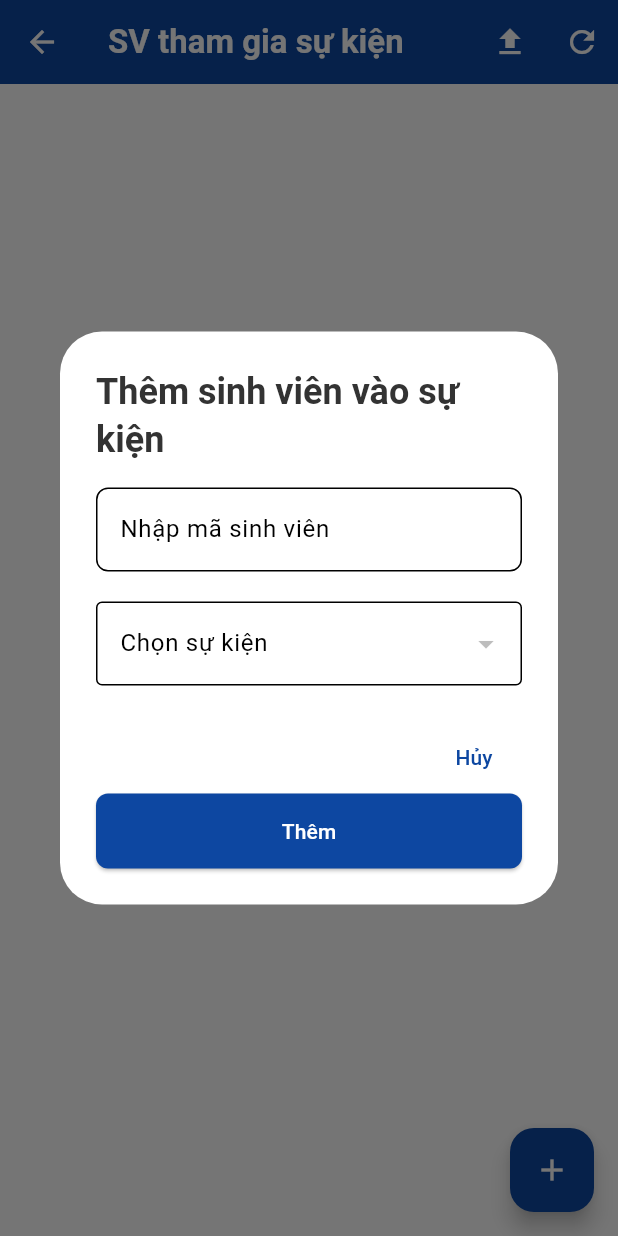
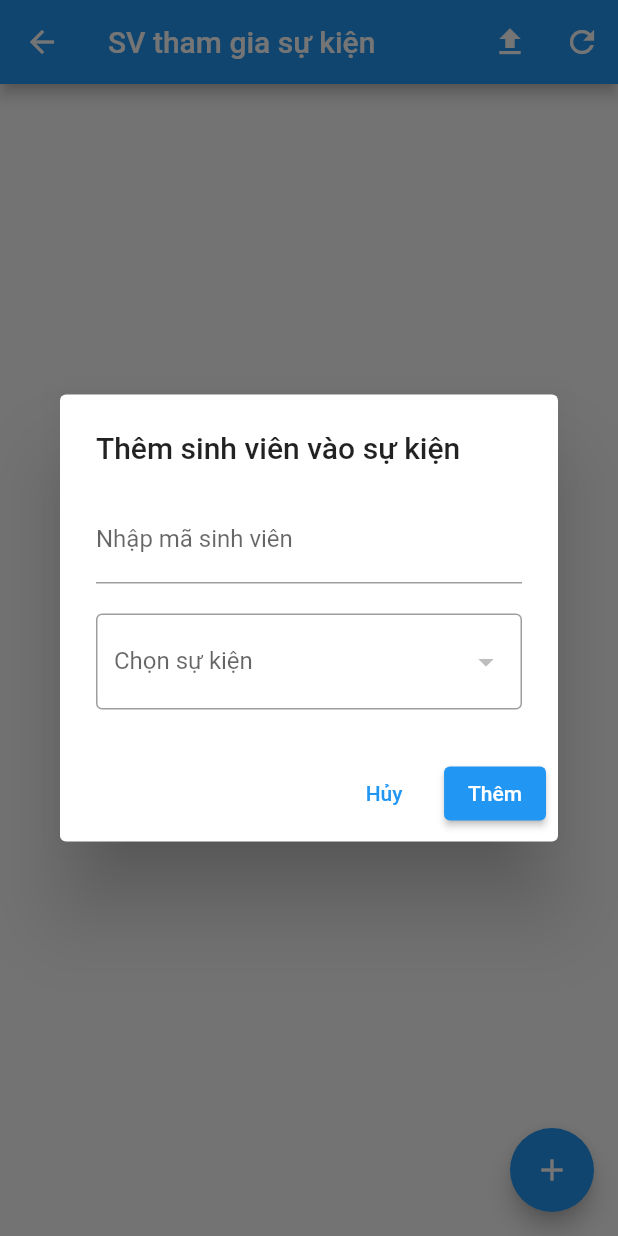
Before and after one commit to nemobutnoem/student_attendance, a Flutter app: the StudentInEventScreen screen opened directly, after a tap on the "add" icon, on a phone screen of 412 x 824 dp. Run offline on Flutter 3.47's test engine with Material 3 defaults, Android fonts, the phone set to English and light mode, and no system bars; our stand-ins replace file_picker, supabase_flutter; missing offline and left inert: excel; accounts and stored records are empty.

Commit message:
Fix sọc đen vàng

```diff
--- a/lib/main.dart
+++ b/lib/main.dart
@@ -15,7 +15,6 @@ Future<void> main() async {
 
   runApp(const MyApp());
 
-  runApp(const MyApp());
 }
 
 class MyApp extends StatelessWidget {
@@ -25,7 +24,9 @@ class MyApp extends StatelessWidget {
   Widget build(BuildContext context) {
     return MaterialApp(
       title: 'Quản lý Sự kiện Sinh viên',
-      theme: buildAppTheme(),
+      theme: ThemeData(
+        useMaterial3: false, // tắt M3 về M2
+      ),
       home: const HomeScreen(),
       debugShowCheckedModeBanner: false,
     );
--- a/lib/screen/student_in_event_screen.dart
+++ b/lib/screen/student_in_event_screen.dart
@@ -57,15 +57,14 @@ class _StudentInEventScreenState extends State<StudentInEventScreen> {
   Widget build(BuildContext context) {
     return Scaffold(
       appBar: AppBar(
-        title: Text('SV tham gia sự kiện'),
+        title: const Text('SV tham gia sự kiện'),
         actions: [
           IconButton(
             icon: const Icon(Icons.file_upload),
             onPressed: () async {
               try {
-                // Gọi hàm import Excel
-                await _service.importStudentsFromExcel(); // hàm bulk import bạn đã viết
-                _loadData(); // refresh sau khi import
+                await _service.importStudentsFromExcel();
+                _loadData();
                 ScaffoldMessenger.of(context).showSnackBar(
                   const SnackBar(content: Text('Import Excel thành công!')),
                 );
@@ -91,7 +90,9 @@ class _StudentInEventScreenState extends State<StudentInEventScreen> {
           } else if (snapshot.hasError) {
             return Center(child: Text("Lỗi: ${snapshot.error}"));
           } else if (!snapshot.hasData || snapshot.data!.isEmpty) {
-            return const Center(child: Text("Chưa có sinh viên nào trong sự kiện này."));
+            return const Center(
+              child: Text("Chưa có sinh viên nào trong sự kiện này."),
+            );
           }
 
           final students = snapshot.data!;
@@ -112,7 +113,7 @@ class _StudentInEventScreenState extends State<StudentInEventScreen> {
                       Expanded(
                         child: Text(
                           student.student?.studentCode ?? 'Null',
-                          overflow: TextOverflow.ellipsis, // tránh bị xuống dòng
+                          overflow: TextOverflow.ellipsis,
                         ),
                       ),
                     ],
@@ -150,13 +151,11 @@ class _StudentInEventScreenState extends State<StudentInEventScreen> {
       floatingActionButton: FloatingActionButton(
         onPressed: () async {
           final controller = TextEditingController();
-          int? selectedEventId; // sự kiện được chọn
+          int? selectedEventId;
           List<Map<String, dynamic>> events = [];
 
           try {
-            // Gọi API lấy danh sách sự kiện đang tồn tại
             events = await _service.fetchActiveEvents();
-            // fetchActiveEvents: tự viết trong service, query event có end_date >= NOW()
           } catch (e) {
             ScaffoldMessenger.of(context).showSnackBar(
               SnackBar(content: Text("Lỗi khi tải sự kiện: $e")),
@@ -167,14 +166,16 @@ class _StudentInEventScreenState extends State<StudentInEventScreen> {
           await showDialog(
             context: context,
             builder: (context) {
-              return StatefulBuilder( // cần StatefulBuilder để dropdown setState
+              return StatefulBuilder(
                 builder: (context, setState) {
                   return AlertDialog(
                     title: const Text("Thêm sinh viên vào sự kiện"),
-                    content: Column(
+                    content: SingleChildScrollView(
+                      child: SizedBox(
+                        width: double.maxFinite,
+                        child: Column(
                           mainAxisSize: MainAxisSize.min,
                           children: [
-                        // Nhập mã sinh viên
                             TextField(
                               controller: controller,
                               decoration: const InputDecoration(
@@ -183,8 +184,6 @@ class _StudentInEventScreenState extends State<StudentInEventScreen> {
                               keyboardType: TextInputType.number,
                             ),
                             const SizedBox(height: 20),
-
-                        // Dropdown chọn sự kiện
                             DropdownButtonFormField<int>(
                               value: selectedEventId,
                               decoration: const InputDecoration(
@@ -205,6 +204,8 @@ class _StudentInEventScreenState extends State<StudentInEventScreen> {
                             ),
                           ],
                         ),
+                      ),
+                    ),
                     actions: [
                       TextButton(
                         onPressed: () => Navigator.pop(context),
@@ -215,10 +216,10 @@ class _StudentInEventScreenState extends State<StudentInEventScreen> {
                           final code = controller.text.trim();
                           if (code.isNotEmpty && selectedEventId != null) {
                             try {
-                              await _service.addStudentToEvent(selectedEventId!, code);
-                              Navigator.pop(context); // đóng dialog
+                              await _service.addStudentToEvent(
+                                  selectedEventId!, code);
+                              Navigator.pop(context);
                               _loadData();
-
                               ScaffoldMessenger.of(context).showSnackBar(
                                 const SnackBar(
                                   content: Text("Thêm sinh viên thành công!"),
@@ -231,7 +232,6 @@ class _StudentInEventScreenState extends State<StudentInEventScreen> {
                             }
                           }
                         },
-
                         child: const Text("Thêm"),
                       ),
                     ],
```
Lines whose indentation alone changed are shown as unchanged.
